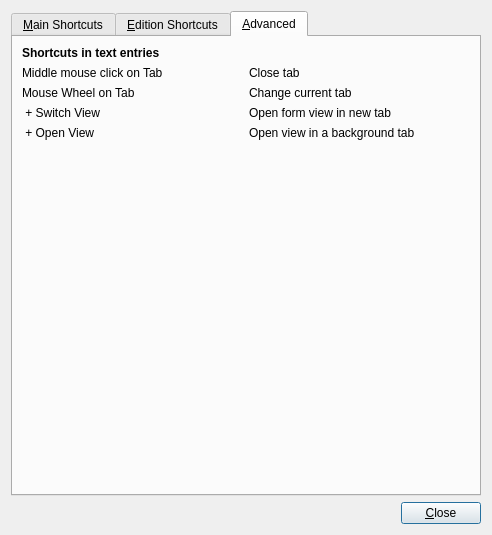
Qt form Koo/ui/shortcuts.ui (xrg/openerp-client-kde) before a commit.
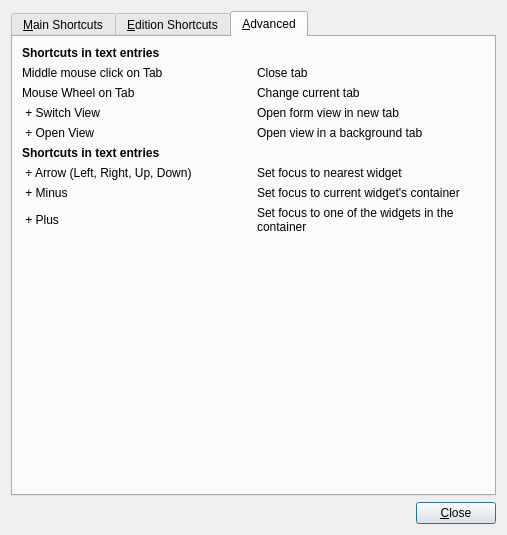
The same form after that commit. The open tabs and pages were chosen to show the change. Icons and pictures are not drawn.

Commit message: Added new Alt + Arrow shortcuts to the Shortcuts Dialog.

```diff
--- a/Koo/ui/shortcuts.ui
+++ b/Koo/ui/shortcuts.ui
@@ -6,7 +6,7 @@
    <rect>
     <x>0</x>
     <y>0</y>
-    <width>492</width>
+    <width>507</width>
     <height>535</height>
    </rect>
   </property>
@@ -508,7 +508,7 @@
       <attribute name="title">
        <string>&amp;Advanced</string>
       </attribute>
-      <layout class="QVBoxLayout">
+      <layout class="QVBoxLayout" name="verticalLayout_2">
        <item>
         <widget class="QLabel" name="label_50">
          <property name="text">
@@ -523,6 +523,9 @@
            <property name="text">
             <string>Middle mouse click on Tab</string>
            </property>
+           <property name="wordWrap">
+            <bool>false</bool>
+           </property>
           </widget>
          </item>
          <item row="0" column="1">
@@ -530,6 +533,9 @@
            <property name="text">
             <string>Close tab</string>
            </property>
+           <property name="wordWrap">
+            <bool>true</bool>
+           </property>
           </widget>
          </item>
          <item row="2" column="0">
@@ -537,6 +543,9 @@
            <property name="text">
             <string>&lt;Shift&gt; + Switch View</string>
            </property>
+           <property name="wordWrap">
+            <bool>false</bool>
+           </property>
           </widget>
          </item>
          <item row="2" column="1">
@@ -544,6 +553,9 @@
            <property name="text">
             <string>Open form view in new tab</string>
            </property>
+           <property name="wordWrap">
+            <bool>true</bool>
+           </property>
           </widget>
          </item>
          <item row="1" column="0">
@@ -551,6 +563,9 @@
            <property name="text">
             <string>Mouse Wheel on Tab</string>
            </property>
+           <property name="wordWrap">
+            <bool>false</bool>
+           </property>
           </widget>
          </item>
          <item row="1" column="1">
@@ -558,6 +573,9 @@
            <property name="text">
             <string>Change current tab</string>
            </property>
+           <property name="wordWrap">
+            <bool>true</bool>
+           </property>
           </widget>
          </item>
          <item row="3" column="0">
@@ -565,12 +583,89 @@
            <property name="text">
             <string>&lt;Shift&gt; + Open View</string>
            </property>
+           <property name="wordWrap">
+            <bool>false</bool>
+           </property>
           </widget>
          </item>
          <item row="3" column="1">
           <widget class="QLabel" name="label_58">
            <property name="text">
             <string>Open view in a background tab</string>
+           </property>
+           <property name="wordWrap">
+            <bool>true</bool>
+           </property>
+          </widget>
+         </item>
+        </layout>
+       </item>
+       <item>
+        <widget class="QLabel" name="label_73">
+         <property name="text">
+          <string>&lt;b&gt;Shortcuts in text entries&lt;/b&gt;</string>
+         </property>
+        </widget>
+       </item>
+       <item>
+        <layout class="QGridLayout" name="gridLayout_3">
+         <item row="0" column="0">
+          <widget class="QLabel" name="label_67">
+           <property name="text">
+            <string>&lt;Alt&gt; + Arrow (Left, Right, Up, Down)</string>
+           </property>
+           <property name="wordWrap">
+            <bool>false</bool>
+           </property>
+          </widget>
+         </item>
+         <item row="0" column="1">
+          <widget class="QLabel" name="label_68">
+           <property name="text">
+            <string>Set focus to nearest widget</string>
+           </property>
+           <property name="wordWrap">
+            <bool>true</bool>
+           </property>
+          </widget>
+         </item>
+         <item row="1" column="1">
+          <widget class="QLabel" name="label_70">
+           <property name="text">
+            <string>Set focus to current widget's container</string>
+           </property>
+           <property name="wordWrap">
+            <bool>true</bool>
+           </property>
+          </widget>
+         </item>
+         <item row="1" column="0">
+          <widget class="QLabel" name="label_69">
+           <property name="text">
+            <string>&lt;Alt&gt; + Minus</string>
+           </property>
+           <property name="wordWrap">
+            <bool>false</bool>
+           </property>
+          </widget>
+         </item>
+         <item row="2" column="0">
+          <widget class="QLabel" name="label_71">
+           <property name="text">
+            <string>&lt;Alt&gt; + Plus</string>
+           </property>
+           <property name="wordWrap">
+            <bool>false</bool>
+           </property>
+          </widget>
+         </item>
+         <item row="2" column="1">
+          <widget class="QLabel" name="label_72">
+           <property name="text">
+            <string>Set focus to one of the widgets in the container</string>
+           </property>
+           <property name="wordWrap">
+            <bool>true</bool>
            </property>
           </widget>
          </item>
```
Left out of the diff: 78 changed lines with no effect on the pictures.
